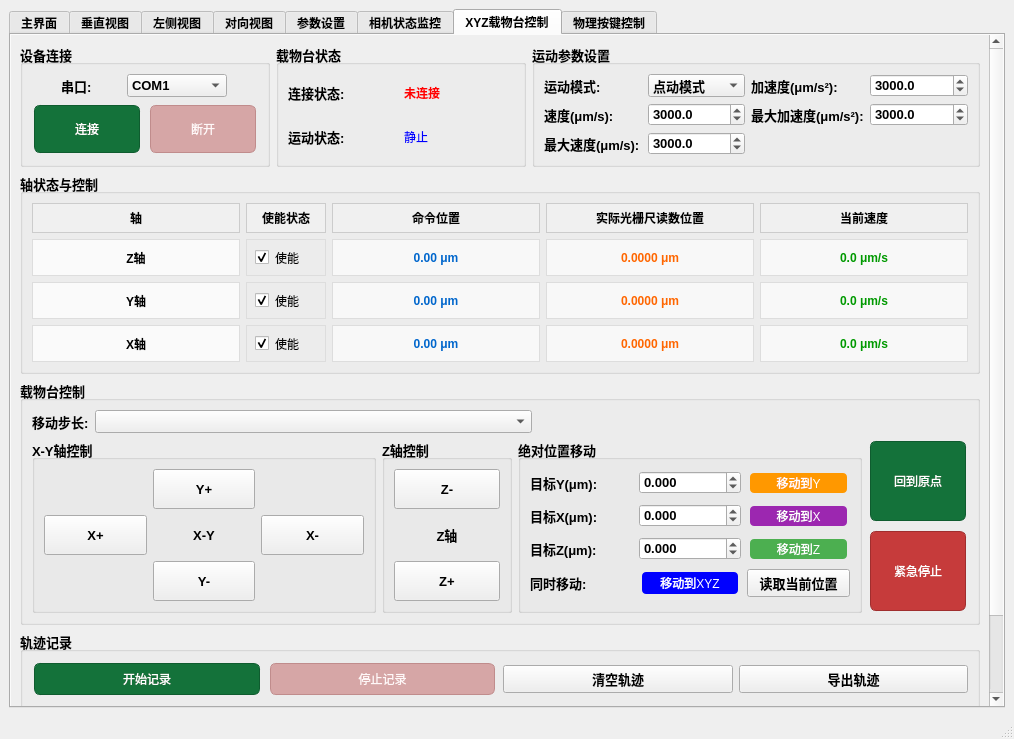
The window that src/ui/MutiCamApp.ui (NicoleKJ9721/MutiCamApp) describes before a commit, drawn with Qt 5.
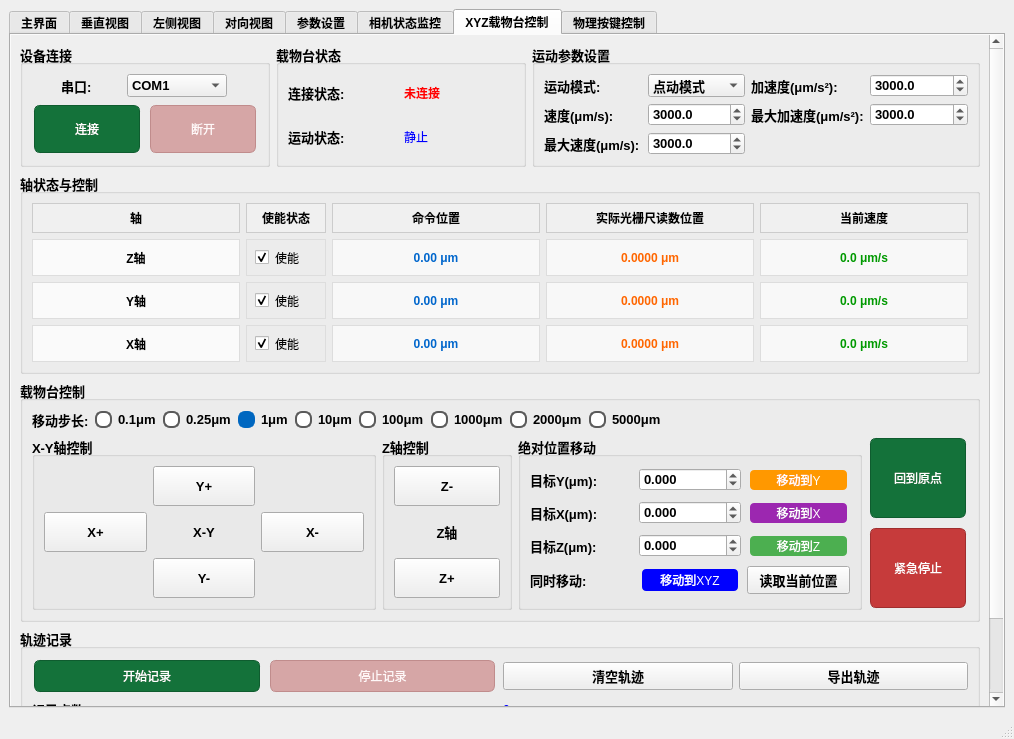
The same window after the commit. The open tabs and pages were chosen to show the change.

Commit message:
✨ feat(stage-control): 引入载物台步长单选按钮，并实现与下拉框的同步
- 移除载物台选项卡中旧的步长下拉框，替换为一组单选按钮。
- 重构步长同步逻辑，确保所有步长选择控件（下拉框和单选按钮）状态一致。
- 更新获取当前步长 (getCurrentStepSize) 逻辑，支持读取单选按钮状态。

What changed in the file:
```diff
--- a/src/ui/MutiCamApp.ui
+++ b/src/ui/MutiCamApp.ui
@@ -5338,39 +5338,123 @@
                <string>载物台控制</string>
               </property>
               <layout class="QVBoxLayout" name="verticalLayout_stageControl">
-               <item>
-                <layout class="QHBoxLayout" name="horizontalLayout_stepSize">
+                <item>
+                 <layout class="QHBoxLayout" name="horizontalLayout_stepSize">
+                  <item>
+                   <widget class="QLabel" name="labelStepSize">
+                    <property name="font">
+                     <font>
+                      <bold>true</bold>
+                     </font>
+                    </property>
+                    <property name="text">
+                     <string>移动步长:</string>
+                    </property>
+                   </widget>
+                  </item>
+                  <item>
+                  <widget class="QRadioButton" name="radioStep01">
+                   <property name="font">
+                    <font>
+                     <bold>true</bold>
+                    </font>
+                   </property>
+                   <property name="text">
+                    <string>0.1μm</string>
+                   </property>
+                  </widget>
+                 </item>
                  <item>
-                  <widget class="QLabel" name="labelStepSize">
+                  <widget class="QRadioButton" name="radioStep025">
                    <property name="font">
                     <font>
                      <bold>true</bold>
                     </font>
                    </property>
                    <property name="text">
-                    <string>移动步长:</string>
+                    <string>0.25μm</string>
                    </property>
                   </widget>
                  </item>
                  <item>
-                  <widget class="QComboBox" name="comboBoxStepSize">
-                   <property name="sizePolicy">
-                    <sizepolicy hsizetype="Expanding" vsizetype="Fixed">
-                     <horstretch>0</horstretch>
-                     <verstretch>0</verstretch>
-                    </sizepolicy>
+                  <widget class="QRadioButton" name="radioStep1">
+                   <property name="font">
+                    <font>
+                     <bold>true</bold>
+                    </font>
                    </property>
+                   <property name="text">
+                    <string>1μm</string>
+                   </property>
+                   <property name="checked">
+                    <bool>true</bool>
+                   </property>
+                  </widget>
+                 </item>
+                 <item>
+                  <widget class="QRadioButton" name="radioStep10">
                    <property name="font">
                     <font>
                      <bold>true</bold>
                     </font>
                    </property>
+                   <property name="text">
+                    <string>10μm</string>
+                   </property>
                   </widget>
                  </item>
                  <item>
-                  <spacer name="horizontalSpacer_stepSize">
-                   <property name="orientation">
-                    <enum>Qt::Orientation::Horizontal</enum>
+                  <widget class="QRadioButton" name="radioStep100">
+                   <property name="font">
+                    <font>
+                     <bold>true</bold>
+                    </font>
+                   </property>
+                   <property name="text">
+                    <string>100μm</string>
+                   </property>
+                  </widget>
+                 </item>
+                 <item>
+                  <widget class="QRadioButton" name="radioStep1000">
+                   <property name="font">
+                    <font>
+                     <bold>true</bold>
+                    </font>
+                   </property>
+                   <property name="text">
+                    <string>1000μm</string>
+                   </property>
+                  </widget>
+                 </item>
+                 <item>
+                  <widget class="QRadioButton" name="radioStep2000">
+                   <property name="font">
+                    <font>
+                     <bold>true</bold>
+                    </font>
+                   </property>
+                   <property name="text">
+                    <string>2000μm</string>
+                   </property>
+                  </widget>
+                 </item>
+                 <item>
+                  <widget class="QRadioButton" name="radioStep5000">
+                   <property name="font">
+                    <font>
+                     <bold>true</bold>
+                    </font>
+                   </property>
+                   <property name="text">
+                    <string>5000μm</string>
+                   </property>
+                  </widget>
+                 </item>
+                  <item>
+                   <spacer name="horizontalSpacer_stepSize">
+                    <property name="orientation">
+                     <enum>Qt::Orientation::Horizontal</enum>
                    </property>
                    <property name="sizeHint" stdset="0">
                     <size>
```
The commit also changes 1 other file.
